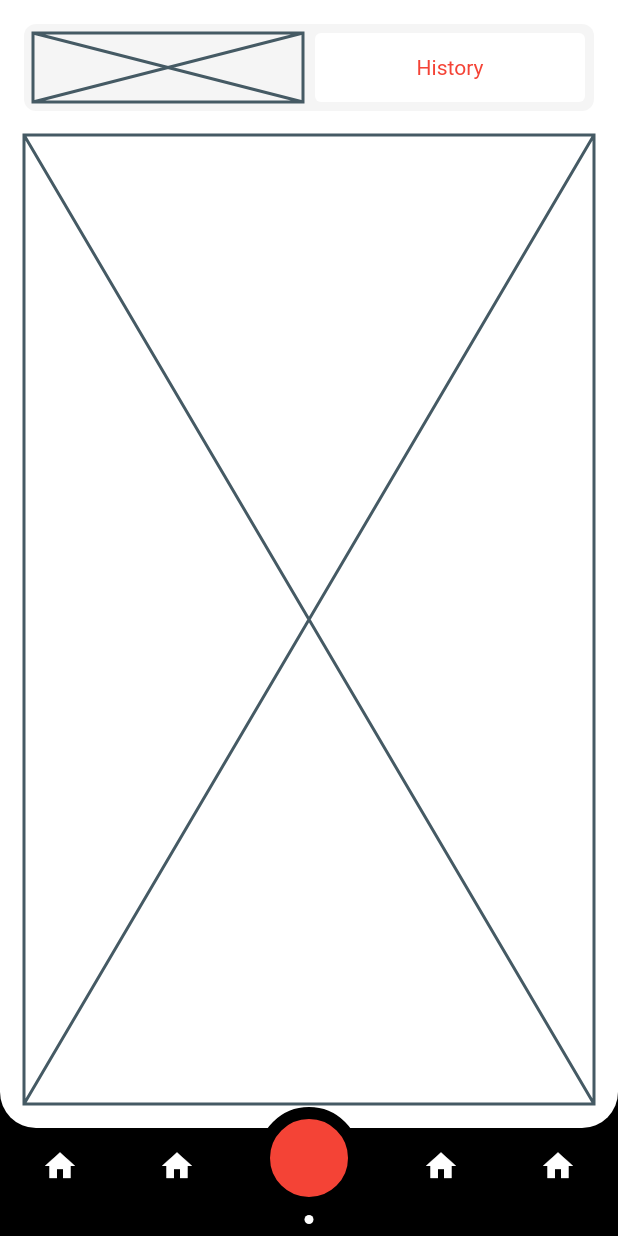
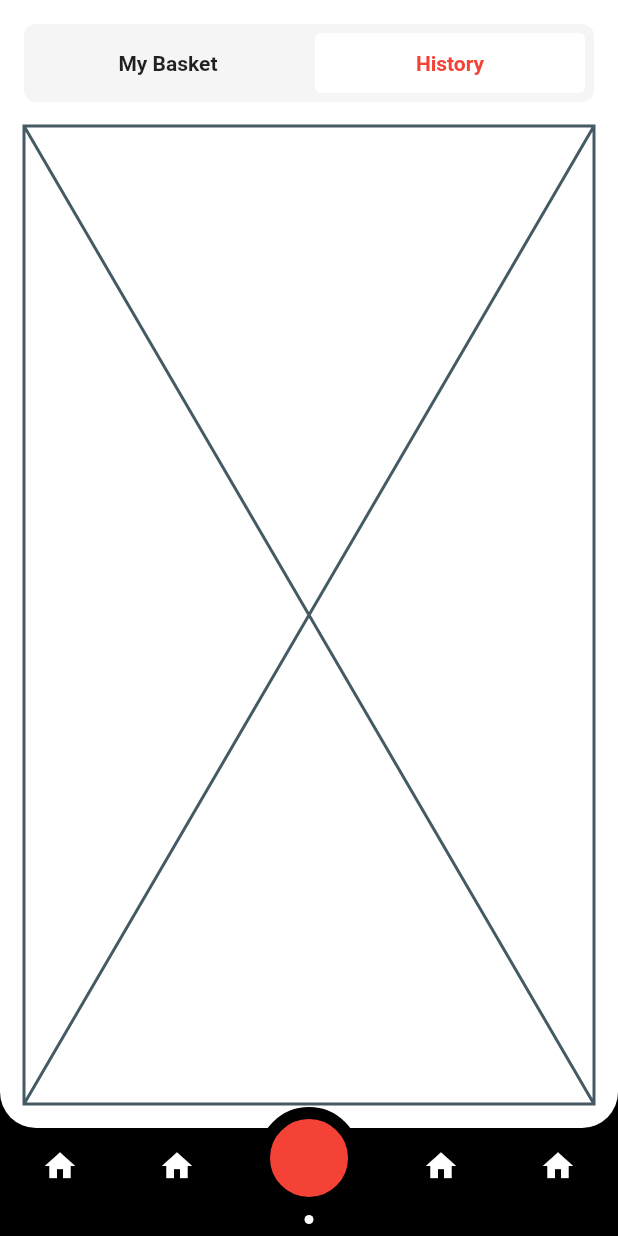
Before and after one commit to JAICHANGPARK/flutter_notebook_18th_story, a Flutter app: the screen it shows after launch, on a phone screen of 412 x 824 dp. Run offline on Flutter 3.47's test engine with Material 2 defaults, Android fonts, the phone set to English and light mode, and no system bars; our stand-ins replace cached_network_image, flutter_lorem, flutter_riverpod, flutter_svg, freezed_annotation, go_router and 3 more.

Commit message:
Update food_delivery_home_page.dart

```diff
--- a/lib/ep1079_food_delivery_app/src/ui/food_delivery_home_page.dart
+++ b/lib/ep1079_food_delivery_app/src/ui/food_delivery_home_page.dart
@@ -27,7 +27,7 @@ class FoodDeliveryHomePage extends StatelessWidget {
                 child: Column(
                   children: [
                     Container(
-                      height: 58,
+                      height: 52,
                       decoration: BoxDecoration(
                         color: Colors.grey[100],
                         borderRadius: BorderRadius.circular(8),
@@ -35,7 +35,15 @@ class FoodDeliveryHomePage extends StatelessWidget {
                       padding: const EdgeInsets.all(6),
                       child: Row(
                         children: [
-                          const Expanded(child: Placeholder()),
+                          const Expanded(
+                              child: Center(
+                                child: Text(
+                                  "My Basket",
+                                  style: TextStyle(
+                                    fontWeight: FontWeight.bold,
+                                  ),
+                                ),
+                              )),
                           const SizedBox(
                             width: 8,
                           ),
@@ -46,10 +54,11 @@ class FoodDeliveryHomePage extends StatelessWidget {
                                 borderRadius: BorderRadius.circular(4),
                               ),
                               child: const Center(
-                                child: const Text(
+                                child: Text(
                                   "History",
-                                  style: const TextStyle(
+                                  style: TextStyle(
                                     color: Colors.red,
+                                    fontWeight: FontWeight.bold,
                                   ),
                                 ),
                               ),
@@ -61,7 +70,7 @@ class FoodDeliveryHomePage extends StatelessWidget {
                     const SizedBox(
                       height: 16,
                     ),
-                    Expanded(child: Placeholder()),
+                    const Expanded(child: Placeholder()),
                   ],
                 ),
               ),
```
